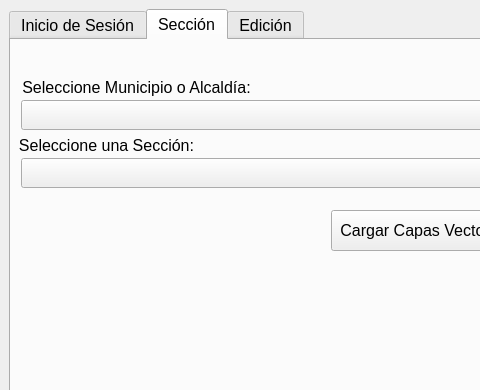
First picture: the form in numeros_exteriores_dockwidget_base.ui, repository DAGGDesarrollo/repo_dce, before the edit; both pictures show x 0 to 480 and y 0 to 390 of the 568 by 667 pixel window.
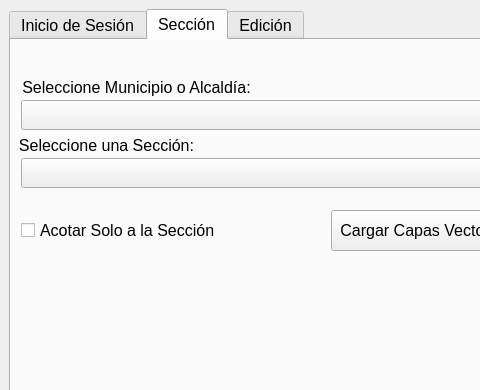
Second picture: the form after the edit. The open tabs and pages were chosen to show the change. Custom widgets are drawn as their Qt base class.

Commit message: Se agrega un checkbox que permite al usuario cargar solo los datos dentro de la extensión de la sección seleccionada.

```diff
--- a/numeros_exteriores_dockwidget_base.ui
+++ b/numeros_exteriores_dockwidget_base.ui
@@ -466,6 +466,19 @@
          <set>Qt::AlignCenter</set>
         </property>
        </widget>
+       <widget class="QCheckBox" name="checkFiltroCapas">
+        <property name="geometry">
+         <rect>
+          <x>10</x>
+          <y>170</y>
+          <width>261</width>
+          <height>41</height>
+         </rect>
+        </property>
+        <property name="text">
+         <string>Acotar Solo a la Sección</string>
+        </property>
+       </widget>
       </widget>
       <widget class="QWidget" name="Edicion">
        <attribute name="title">
```
